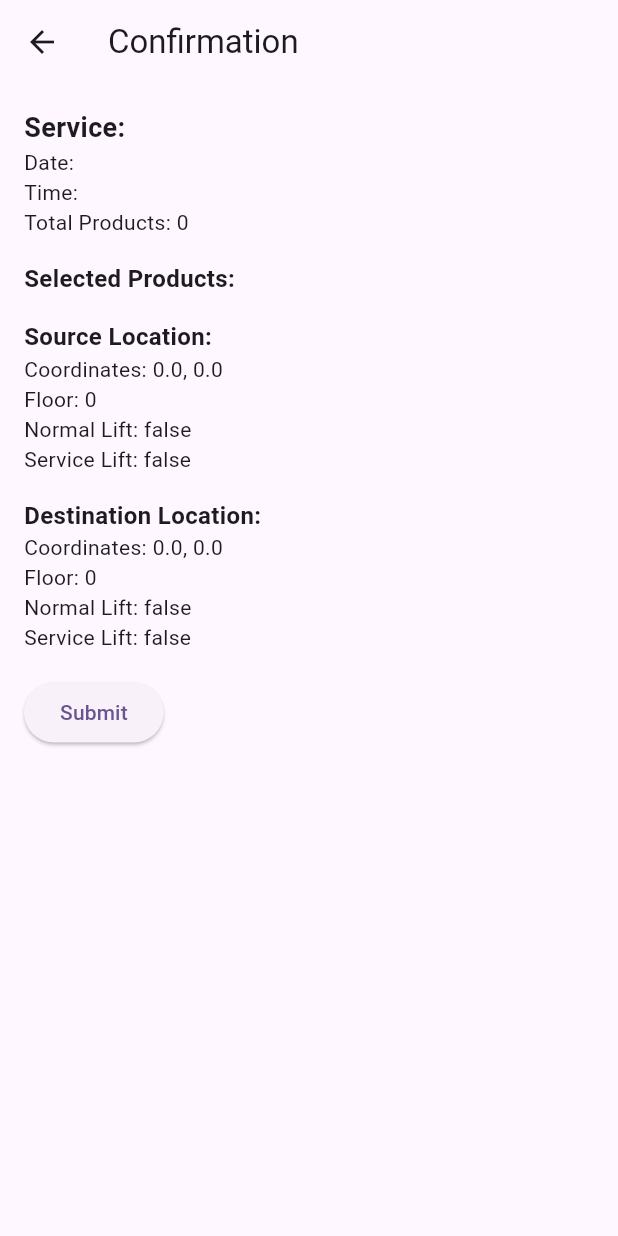
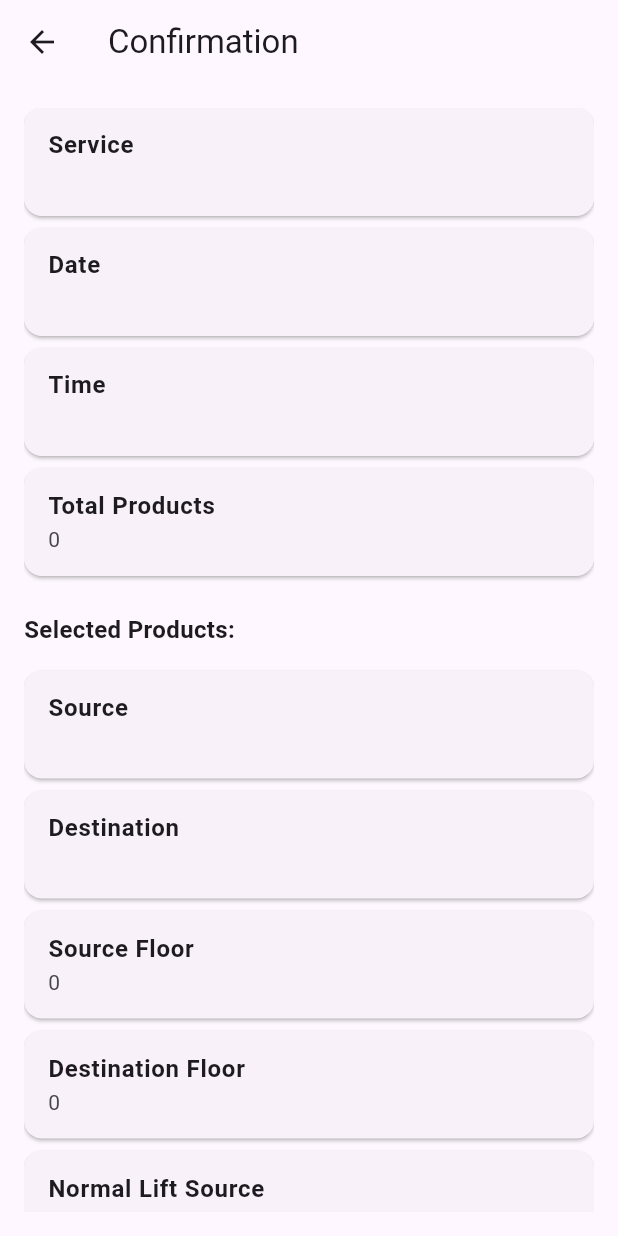
Before and after one commit to supekarsuraj/new_packers_application, a Flutter app: the LocationSelectionScreen screen opened directly with empty values, after a tap on "Next", on a phone screen of 412 x 824 dp. Run offline on Flutter 3.47's test engine with Material 3 defaults, Android fonts, the light colour scheme and no system bars; our stand-ins replace fluttertoast, geocoding, geolocator, google_maps_flutter.

Commit message:
catagory
catagory

```diff
--- a/lib/lib/views/location_selection_screen.dart
+++ b/lib/lib/views/location_selection_screen.dart
@@ -15,18 +15,18 @@ const Color mediumBlue = Color(0xFF37b3e7);
 class LocationSelectionScreen extends StatefulWidget {
   final ShiftData shiftData;
 
-  const LocationSelectionScreen({
-    super.key,
-    required this.shiftData,
-  });
+  const LocationSelectionScreen({super.key, required this.shiftData});
 
   @override
-  _LocationSelectionScreenState createState() => _LocationSelectionScreenState();
+  _LocationSelectionScreenState createState() =>
+      _LocationSelectionScreenState();
 }
 
 class _LocationSelectionScreenState extends State<LocationSelectionScreen> {
-  final TextEditingController _sourceLocalityController = TextEditingController();
-  final TextEditingController _destinationLocalityController = TextEditingController();
+  final TextEditingController _sourceLocalityController =
+  TextEditingController();
+  final TextEditingController _destinationLocalityController =
+  TextEditingController();
   bool _normalLiftSource = false;
   bool _serviceLiftSource = false;
   int _floorSource = 0;
@@ -37,7 +37,6 @@ class _LocationSelectionScreenState extends State<LocationSelectionScreen> {
   @override
   void initState() {
     super.initState();
-    // Initialize state with ShiftData values
     _normalLiftSource = widget.shiftData.normalLiftSource;
     _serviceLiftSource = widget.shiftData.serviceLiftSource;
     _floorSource = widget.shiftData.floorSource;
@@ -68,42 +67,40 @@ class _LocationSelectionScreenState extends State<LocationSelectionScreen> {
             if (isSource) {
               _sourceLocalityController.text = address;
               widget.shiftData.sourceCoordinates = selectedLocation;
+              widget.shiftData.sourceAddress = address; // ✅ save address
             } else {
               _destinationLocalityController.text = address;
               widget.shiftData.destinationCoordinates = selectedLocation;
+              widget.shiftData.destinationAddress = address; // ✅ save address
             }
           });
 
-          Fluttertoast.showToast(
-            msg: "Location selected successfully",
-            toastLength: Toast.LENGTH_SHORT,
-            gravity: ToastGravity.BOTTOM,
-          );
+          Fluttertoast.showToast(msg: "Location selected successfully");
         } else {
-          Fluttertoast.showToast(
-            msg: "No address found for this location",
-            toastLength: Toast.LENGTH_SHORT,
-            gravity: ToastGravity.BOTTOM,
-          );
+          Fluttertoast.showToast(msg: "No address found for this location");
         }
       } catch (e) {
-        Fluttertoast.showToast(
-          msg: "Error getting address: ${e.toString()}",
-          toastLength: Toast.LENGTH_SHORT,
-          gravity: ToastGravity.BOTTOM,
-        );
+        Fluttertoast.showToast(msg: "Error getting address: ${e.toString()}");
       }
     }
   }
 
   String _buildAddressString(Placemark place) {
     List<String> addressComponents = [];
-    if (place.name != null && place.name!.isNotEmpty) addressComponents.add(place.name!);
-    if (place.subLocality != null && place.subLocality!.isNotEmpty) addressComponents.add(place.subLocality!);
-    if (place.locality != null && place.locality!.isNotEmpty) addressComponents.add(place.locality!);
-    if (place.postalCode != null && place.postalCode!.isNotEmpty) addressComponents.add(place.postalCode!);
-    if (place.administrativeArea != null && place.administrativeArea!.isNotEmpty) addressComponents.add(place.administrativeArea!);
-    return addressComponents.isNotEmpty ? addressComponents.join(", ") : "Unknown location";
+    if (place.name != null && place.name!.isNotEmpty)
+      addressComponents.add(place.name!);
+    if (place.subLocality != null && place.subLocality!.isNotEmpty)
+      addressComponents.add(place.subLocality!);
+    if (place.locality != null && place.locality!.isNotEmpty)
+      addressComponents.add(place.locality!);
+    if (place.postalCode != null && place.postalCode!.isNotEmpty)
+      addressComponents.add(place.postalCode!);
+    if (place.administrativeArea != null &&
+        place.administrativeArea!.isNotEmpty)
+      addressComponents.add(place.administrativeArea!);
+    return addressComponents.isNotEmpty
+        ? addressComponents.join(", ")
+        : "Unknown location";
   }
 
   @override
@@ -150,10 +147,9 @@ class _LocationSelectionScreenState extends State<LocationSelectionScreen> {
                     style: const TextStyle(fontSize: 16, color: darkBlue),
                   ),
                   const SizedBox(height: 16),
-                  const Text(
-                    'Source',
-                    style: TextStyle(fontSize: 18, fontWeight: FontWeight.bold),
-                  ),
+                  const Text('Source',
+                      style:
+                      TextStyle(fontSize: 18, fontWeight: FontWeight.bold)),
                   const SizedBox(height: 8),
                   const Text('Locality'),
                   const SizedBox(height: 4),
@@ -169,7 +165,8 @@ class _LocationSelectionScreenState extends State<LocationSelectionScreen> {
                         borderSide: BorderSide.none,
                       ),
                       hintText: 'Tap to select source location',
-                      suffixIcon: const Icon(Icons.location_on, color: mediumBlue),
+                      suffixIcon:
+                      const Icon(Icons.location_on, color: mediumBlue),
                     ),
                   ),
                   const SizedBox(height: 8),
@@ -198,23 +195,29 @@ class _LocationSelectionScreenState extends State<LocationSelectionScreen> {
                   Row(
                     mainAxisAlignment: MainAxisAlignment.spaceBetween,
                     children: [
-                      const Text('Floor', style: TextStyle(fontWeight: FontWeight.w500)),
+                      const Text('Floor',
+                          style: TextStyle(fontWeight: FontWeight.w500)),
                       Row(
                         children: [
                           IconButton(
-                            icon: const Icon(Icons.remove_circle_outline, color: mediumBlue),
-                            onPressed: _floorSource > 0 ? () => setState(() => _floorSource--) : null,
+                            icon: const Icon(Icons.remove_circle_outline,
+                                color: mediumBlue),
+                            onPressed: _floorSource > 0
+                                ? () => setState(() => _floorSource--)
+                                : null,
                           ),
                           Container(
                             width: 40,
                             alignment: Alignment.center,
                             child: Text(
                               _floorSource.toString(),
-                              style: const TextStyle(fontSize: 16, fontWeight: FontWeight.w500),
+                              style: const TextStyle(
+                                  fontSize: 16, fontWeight: FontWeight.w500),
                             ),
                           ),
                           IconButton(
-                            icon: const Icon(Icons.add_circle_outline, color: mediumBlue),
+                            icon: const Icon(Icons.add_circle_outline,
+                                color: mediumBlue),
                             onPressed: () => setState(() => _floorSource++),
                           ),
                         ],
@@ -224,10 +227,9 @@ class _LocationSelectionScreenState extends State<LocationSelectionScreen> {
                   const SizedBox(height: 24),
                   const Divider(),
                   const SizedBox(height: 16),
-                  const Text(
-                    'Destination',
-                    style: TextStyle(fontSize: 18, fontWeight: FontWeight.bold),
-                  ),
+                  const Text('Destination',
+                      style:
+                      TextStyle(fontSize: 18, fontWeight: FontWeight.bold)),
                   const SizedBox(height: 8),
                   const Text('Locality'),
                   const SizedBox(height: 4),
@@ -243,7 +245,8 @@ class _LocationSelectionScreenState extends State<LocationSelectionScreen> {
                         borderSide: BorderSide.none,
                       ),
                       hintText: 'Tap to select destination location',
-                      suffixIcon: const Icon(Icons.location_on, color: mediumBlue),
+                      suffixIcon:
+                      const Icon(Icons.location_on, color: mediumBlue),
                     ),
                   ),
                   const SizedBox(height: 8),
@@ -272,23 +275,29 @@ class _LocationSelectionScreenState extends State<LocationSelectionScreen> {
                   Row(
                     mainAxisAlignment: MainAxisAlignment.spaceBetween,
                     children: [
-                      const Text('Floor', style: TextStyle(fontWeight: FontWeight.w500)),
+                      const Text('Floor',
+                          style: TextStyle(fontWeight: FontWeight.w500)),
                       Row(
                         children: [
                           IconButton(
-                            icon: const Icon(Icons.remove_circle_outline, color: mediumBlue),
-                            onPressed: _floorDestination > 0 ? () => setState(() => _floorDestination--) : null,
+                            icon: const Icon(Icons.remove_circle_outline,
+                                color: mediumBlue),
+                            onPressed: _floorDestination > 0
+                                ? () => setState(() => _floorDestination--)
+                                : null,
                           ),
                           Container(
                             width: 40,
                             alignment: Alignment.center,
                             child: Text(
                               _floorDestination.toString(),
-                              style: const TextStyle(fontSize: 16, fontWeight: FontWeight.w500),
+                              style: const TextStyle(
+                                  fontSize: 16, fontWeight: FontWeight.w500),
                             ),
                           ),
                           IconButton(
-                            icon: const Icon(Icons.add_circle_outline, color: mediumBlue),
+                            icon: const Icon(Icons.add_circle_outline,
+                                color: mediumBlue),
                             onPressed: () => setState(() => _floorDestination++),
                           ),
                         ],
@@ -305,23 +314,22 @@ class _LocationSelectionScreenState extends State<LocationSelectionScreen> {
             selectedDate: widget.shiftData.selectedDate,
             selectedTime: widget.shiftData.selectedTime,
             onPressed: () {
-              if (widget.shiftData.sourceCoordinates == null || widget.shiftData.destinationCoordinates == null) {
+              if (widget.shiftData.sourceCoordinates == null ||
+                  widget.shiftData.destinationCoordinates == null) {
                 ScaffoldMessenger.of(context).showSnackBar(
                   const SnackBar(
-                    content: Text('Please select both source and destination locations'),
-                    backgroundColor: Colors.red,
-                  ),
+                      content:
+                      Text('Please select both source and destination')),
                 );
                 return;
               }
-              // Update floor and lift data before navigating
               widget.shiftData.floorSource = _floorSource;
               widget.shiftData.floorDestination = _floorDestination;
-              // Navigate to the final screen with all data
               Navigator.push(
                 context,
                 MaterialPageRoute(
-                  builder: (context) => YourFinalScreen(shiftData: widget.shiftData), // Replace with your final screen
+                  builder: (context) =>
+                      YourFinalScreen(shiftData: widget.shiftData),
                 ),
               );
             },
--- a/lib/models/ShiftData.dart
+++ b/lib/models/ShiftData.dart
@@ -1,5 +1,4 @@
 import 'package:google_maps_flutter/google_maps_flutter.dart';
-
 import '../views/SelectedProduct.dart';
 
 class ShiftData {
@@ -10,6 +9,8 @@ class ShiftData {
   final List<SelectedProduct> selectedProducts;
   LatLng? sourceCoordinates;
   LatLng? destinationCoordinates;
+  String? sourceAddress;        // ✅ new
+  String? destinationAddress;   // ✅ new
   int floorSource;
   int floorDestination;
   bool normalLiftSource;
@@ -25,13 +26,16 @@ class ShiftData {
     required this.selectedProducts,
     this.sourceCoordinates,
     this.destinationCoordinates,
+    this.sourceAddress,          // ✅ new
+    this.destinationAddress,     // ✅ new
     this.floorSource = 0,
     this.floorDestination = 0,
     this.normalLiftSource = false,
     this.serviceLiftSource = false,
     this.normalLiftDestination = false,
     this.serviceLiftDestination = false,
-  });// Method to get total product count
+  });
+
   int getTotalProductCount() {
     return selectedProducts.fold(0, (sum, product) => sum + product.count);
   }
--- a/lib/views/YourFinalScreen.dart
+++ b/lib/views/YourFinalScreen.dart
@@ -1,5 +1,4 @@
 import 'package:flutter/material.dart';
-import 'package:google_maps_flutter/google_maps_flutter.dart';
 import '../models/ShiftData.dart';
 
 class YourFinalScreen extends StatelessWidget {
@@ -13,42 +12,57 @@ class YourFinalScreen extends StatelessWidget {
       appBar: AppBar(title: const Text('Confirmation')),
       body: Padding(
         padding: const EdgeInsets.all(16.0),
-        child: Column(
-          crossAxisAlignment: CrossAxisAlignment.start,
+        child: ListView(
           children: [
-            Text('Service: ${shiftData.serviceName}', style: const TextStyle(fontSize: 18, fontWeight: FontWeight.bold)),
-            Text('Date: ${shiftData.selectedDate}'),
-            Text('Time: ${shiftData.selectedTime}'),
-            Text('Total Products: ${shiftData.getTotalProductCount()}'),
+            _buildInfoCard("Service", shiftData.serviceName),
+            _buildInfoCard("Date", shiftData.selectedDate),
+            _buildInfoCard("Time", shiftData.selectedTime),
+            _buildInfoCard("Total Products",
+                shiftData.getTotalProductCount().toString()),
             const SizedBox(height: 16),
-            const Text('Selected Products:', style: TextStyle(fontSize: 16, fontWeight: FontWeight.bold)),
-            ...shiftData.selectedProducts.map((product) => Text('${product.productName}: ${product.count}')).toList(),
+            const Text("Selected Products:",
+                style: TextStyle(fontSize: 16, fontWeight: FontWeight.bold)),
+            ...shiftData.selectedProducts
+                .map((p) => Text("${p.productName}: ${p.count}")),
             const SizedBox(height: 16),
-            const Text('Source Location:', style: TextStyle(fontSize: 16, fontWeight: FontWeight.bold)),
-            Text('Coordinates: ${shiftData.sourceCoordinates?.latitude}, ${shiftData.sourceCoordinates?.longitude}'),
-            Text('Floor: ${shiftData.floorSource}'),
-            Text('Normal Lift: ${shiftData.normalLiftSource}'),
-            Text('Service Lift: ${shiftData.serviceLiftSource}'),
-            const SizedBox(height: 16),
-            const Text('Destination Location:', style: TextStyle(fontSize: 16, fontWeight: FontWeight.bold)),
-            Text('Coordinates: ${shiftData.destinationCoordinates?.latitude}, ${shiftData.destinationCoordinates?.longitude}'),
-            Text('Floor: ${shiftData.floorDestination}'),
-            Text('Normal Lift: ${shiftData.normalLiftDestination}'),
-            Text('Service Lift: ${shiftData.serviceLiftDestination}'),
-            const SizedBox(height: 16),
+            _buildInfoCard("Source",
+                shiftData.sourceAddress ?? "${shiftData.sourceCoordinates}"),
+            _buildInfoCard("Destination",
+                shiftData.destinationAddress ?? "${shiftData.destinationCoordinates}"),
+            _buildInfoCard("Source Floor", shiftData.floorSource.toString()),
+            _buildInfoCard("Destination Floor",
+                shiftData.floorDestination.toString()),
+            _buildInfoCard("Normal Lift Source",
+                shiftData.normalLiftSource ? "Yes" : "No"),
+            _buildInfoCard("Service Lift Source",
+                shiftData.serviceLiftSource ? "Yes" : "No"),
+            _buildInfoCard("Normal Lift Destination",
+                shiftData.normalLiftDestination ? "Yes" : "No"),
+            _buildInfoCard("Service Lift Destination",
+                shiftData.serviceLiftDestination ? "Yes" : "No"),
+            const SizedBox(height: 20),
             ElevatedButton(
               onPressed: () {
-                // Add submission logic here (e.g., API call)
                 ScaffoldMessenger.of(context).showSnackBar(
                   const SnackBar(content: Text('Order submitted!')),
                 );
-                Navigator.pop(context); // Return to previous screen
+                Navigator.pop(context);
               },
-              child: const Text('Submit'),
+              child: const Text("Submit"),
             ),
           ],
         ),
       ),
     );
   }
+
+  Widget _buildInfoCard(String title, String value) {
+    return Card(
+      margin: const EdgeInsets.only(bottom: 8),
+      child: ListTile(
+        title: Text(title, style: const TextStyle(fontWeight: FontWeight.bold)),
+        subtitle: Text(value),
+      ),
+    );
+  }
 }
```
